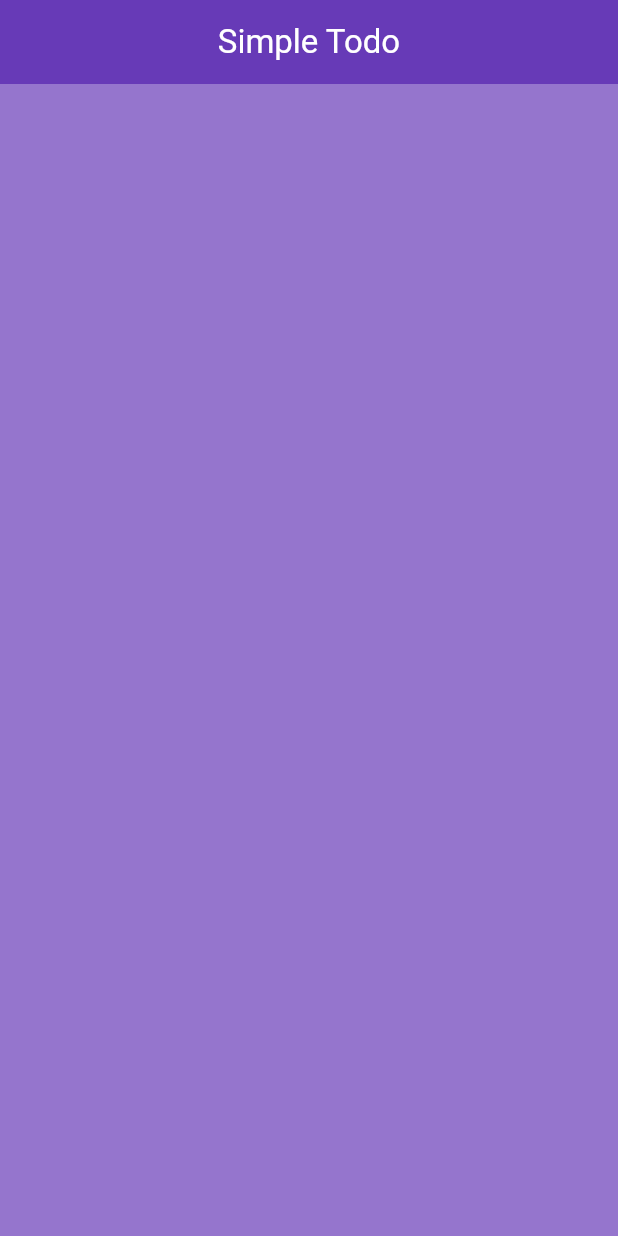
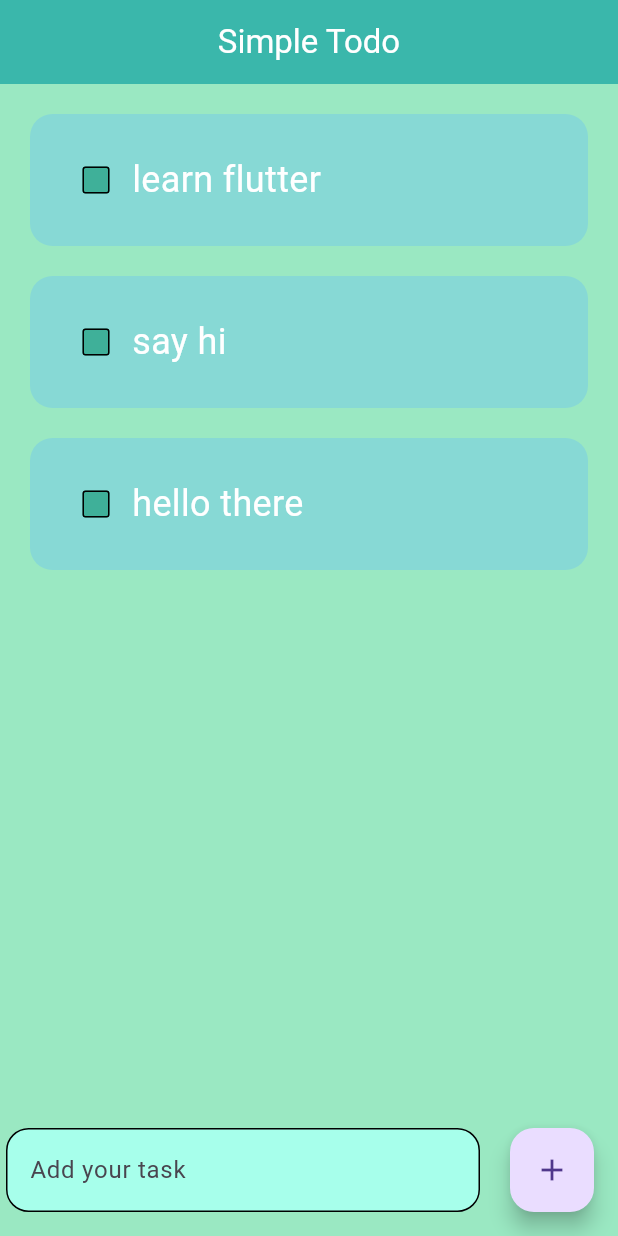
Before and after one commit to Sangi6740/Todo-App, a Flutter app: the screen it shows after launch, on a phone screen of 412 x 824 dp. Run offline on Flutter 3.47's test engine with Material 3 defaults, Android fonts, the phone set to English and light mode, and no system bars.

Commit message:
New task can be added.

```diff
--- a/lib/home_page.dart
+++ b/lib/home_page.dart
@@ -1,20 +1,81 @@
 import 'package:flutter/material.dart';
+import 'package:todoapp/utils/todolist.dart';
 
-class HomePage extends StatelessWidget {
-  const HomePage({super.key});
+class HomePage extends StatefulWidget {
+  HomePage({super.key});
 
-  // ignore: empty_constructor_bodies
+  @override
+  State<HomePage> createState() => _HomePageState();
+}
+
+class _HomePageState extends State<HomePage> {
+  List todolist = [
+    ['learn flutter', false],
+    ['say hi', false],
+    ['hello there', false],
+  ];
+
+  final _newtask = TextEditingController();
+
+  void checkBoxChanged(int index) {
+    setState(() {
+      todolist[index][1] = !todolist[index][1];
+    });
+  }
+
+  void savednewtask() {
+    setState(() {
+      todolist.add([_newtask.text, false]);
+      _newtask.clear();
+    });
+  }
+
   @override
   Widget build(BuildContext context) {
     return Scaffold(
-      backgroundColor: Colors.deepPurple.shade300,
+      backgroundColor: const Color.fromARGB(255, 154, 232, 194),
       appBar: AppBar(
         title: const Text('Simple Todo'),
         centerTitle: true,
-        backgroundColor: Colors.deepPurple,
+        backgroundColor: const Color.fromARGB(255, 58, 183, 171),
         foregroundColor: Colors.white,
       ),
-      body: ListView.builder(itemBuilder: (BuildContext context, index) {}),
+      body: ListView.builder(
+        itemCount: todolist.length,
+        itemBuilder: (BuildContext context, int index) {
+          return Newitem(
+            taskName: todolist[index][0],
+            taskcomp: todolist[index][1],
+            onChanged: (value) => checkBoxChanged(index),
+          );
+        },
+      ),
+      floatingActionButton: Row(
+        children: [
+          Expanded(
+            child: Padding(
+              padding: const EdgeInsets.symmetric(horizontal: 20),
+              child: TextField(
+                controller: _newtask,
+                decoration: InputDecoration(
+                  hintText: 'Add your task',
+                  filled: true,
+                  fillColor: Colors.tealAccent.shade100,
+                  enabledBorder: OutlineInputBorder(
+                    borderSide: BorderSide(color: Colors.black),
+                    borderRadius: BorderRadius.circular(15),
+                  ),
+                  focusedBorder: OutlineInputBorder(
+                    borderSide: BorderSide(color: Colors.black),
+                    borderRadius: BorderRadius.circular(15),
+                  ),
+                ),
+              ),
+            ),
+          ),
+          FloatingActionButton(onPressed: savednewtask, child: Icon(Icons.add)),
+        ],
+      ),
     );
   }
 }
--- /dev/null
+++ b/lib/utils/todolist.dart
@@ -0,0 +1,54 @@
+import 'package:flutter/material.dart';
+
+class Newitem extends StatelessWidget {
+  Newitem({
+    super.key,
+    required this.taskName,
+    required this.taskcomp,
+    required this.onChanged,
+  });
+
+  final String taskName;
+  final bool taskcomp;
+  final Function(bool?)? onChanged;
+
+  @override
+  Widget build(BuildContext context) {
+    return Padding(
+      padding: const EdgeInsets.only(top: 20, left: 20, right: 20, bottom: 0),
+      child: Container(
+        decoration: BoxDecoration(
+          color: const Color.fromARGB(255, 135, 217, 213),
+          borderRadius: BorderRadius.circular(15),
+        ),
+        padding: const EdgeInsets.all(20),
+
+        child: Row(
+          children: [
+            Checkbox(
+              value: taskcomp,
+              onChanged: onChanged,
+              checkColor: Colors.white,
+              fillColor: WidgetStatePropertyAll(
+                const Color.fromARGB(255, 63, 176, 153),
+              ),
+              side: BorderSide(color: Colors.black),
+            ),
+            Text(
+              taskName,
+              style: TextStyle(
+                decoration: taskcomp
+                    ? TextDecoration.lineThrough
+                    : TextDecoration.none,
+                decorationColor: Colors.white,
+                decorationThickness: 2,
+                fontSize: 24,
+                color: Colors.white,
+              ),
+            ),
+          ],
+        ),
+      ),
+    );
+  }
+}
```
